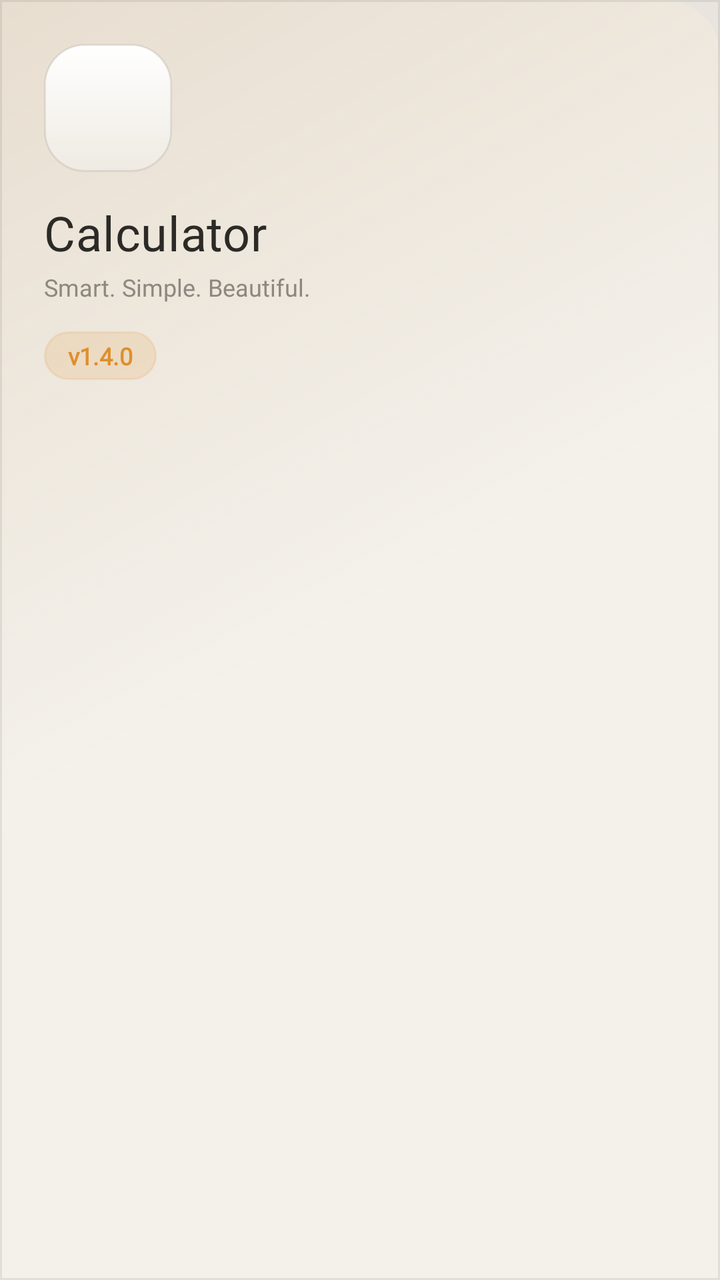
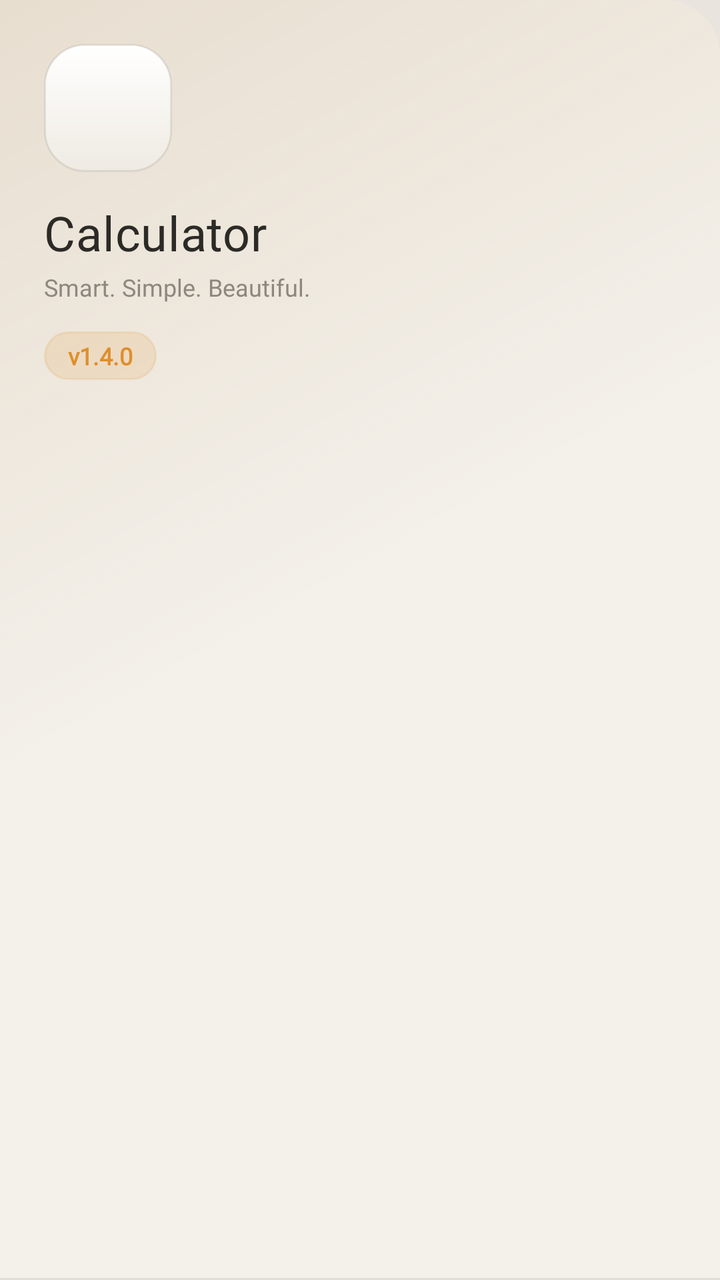

An Android layout rendered at two revisions. The XML below is the earlier revision; the diff shows what the commit changed to produce the second picture.
<!-- AndroidManifest.xml: application theme AppTheme -->
<!-- res/layout/menu_header.xml -->
<?xml version="1.0" encoding="utf-8"?>
<LinearLayout xmlns:android="http://schemas.android.com/apk/res/android"
    android:layout_width="match_parent"
    android:layout_height="wrap_content"
    android:background="@drawable/nav_header_bg"
    android:gravity="start"
    android:orientation="vertical"
    android:paddingStart="22dp"
    android:paddingTop="22dp"
    android:paddingEnd="22dp"
    android:paddingBottom="22dp">

    <FrameLayout
        android:layout_width="64dp"
        android:layout_height="64dp"
        android:background="@drawable/nav_icon_ring">

        <ImageView
            android:id="@+id/imageView"
            android:layout_width="46dp"
            android:layout_height="46dp"
            android:layout_gravity="center"
            android:contentDescription="@string/appName"
            android:src="@mipmap/ic_launcher" />
    </FrameLayout>

    <TextView
        android:id="@+id/textView2"
        android:layout_width="wrap_content"
        android:layout_height="wrap_content"
        android:layout_marginTop="14dp"
        android:fontFamily="@font/museo_bold"
        android:letterSpacing="0.01"
        android:text="@string/appName"
        android:textColor="@color/textColorPrimary"
        android:textSize="24sp" />

    <TextView
        android:id="@+id/navTagline"
        android:layout_width="wrap_content"
        android:layout_height="wrap_content"
        android:layout_marginTop="3dp"
        android:fontFamily="@font/montserrat"
        android:text="@string/appTagline"
        android:textColor="@color/colorGrayText"
        android:textSize="12sp" />

    <TextView
        android:id="@+id/textView"
        android:layout_width="wrap_content"
        android:layout_height="wrap_content"
        android:layout_marginTop="14dp"
        android:background="@drawable/bg_version_chip"
        android:fontFamily="@font/montserrat"
        android:paddingStart="12dp"
        android:paddingTop="4dp"
        android:paddingEnd="12dp"
        android:paddingBottom="4dp"
        android:text="@string/appVersion"
        android:textColor="@color/colorAccent"
        android:textSize="12sp"
        android:textStyle="bold" />

</LinearLayout>
<!-- resources referenced by this layout -->
<resources>
  <color name="colorAccent">#DE8F2C</color>
  <color name="colorGrayText">#8C887F</color>
  <color name="textColorPrimary">#2C2A26</color>
  <!-- drawable bg_version_chip (drawable) -->
  <?xml version="1.0" encoding="utf-8"?>
  <shape xmlns:android="http://schemas.android.com/apk/res/android"
      android:shape="rectangle">
      <solid android:color="@color/accentSoft" />
      <corners android:radius="20dp" />
      <stroke android:width="1dp" android:color="@color/accentSoft" />
  </shape>
  <!-- drawable nav_header_bg (drawable) -->
  <?xml version="1.0" encoding="utf-8"?>
  <layer-list xmlns:android="http://schemas.android.com/apk/res/android">
      <item>
          <shape android:shape="rectangle">
              <gradient
                  android:angle="315"
                  android:startColor="@color/accentSofter"
                  android:centerColor="@color/surface"
                  android:endColor="@color/surface" />
              <corners android:topRightRadius="28dp" />
          </shape>
      </item>
      
      <item android:top="0dp" android:bottom="0dp">
          <shape android:shape="rectangle">
              <solid android:color="@android:color/transparent" />
              <stroke android:width="1dp" android:color="@color/hairline" />
          </shape>
      </item>
  </layer-list>
  <!-- drawable nav_icon_ring (drawable) -->
  <?xml version="1.0" encoding="utf-8"?>
  <layer-list xmlns:android="http://schemas.android.com/apk/res/android">
      <item>
          <shape android:shape="rectangle">
              <gradient
                  android:angle="270"
                  android:startColor="@color/keyNumberTop"
                  android:endColor="@color/keyNumberBottom" />
              <corners android:radius="20dp" />
              <stroke android:width="1dp" android:color="@color/hairline" />
          </shape>
      </item>
  </layer-list>
  <!-- mipmap ic_launcher (mipmap-anydpi-v26) -->
  <?xml version="1.0" encoding="utf-8"?>
  <adaptive-icon xmlns:android="http://schemas.android.com/apk/res/android">
      <background android:drawable="@color/ic_launcher_background"/>
      <foreground android:drawable="@mipmap/ic_launcher_foreground"/>
  </adaptive-icon>
  <string name="appName">Calculator</string>
  <string name="appTagline">Smart. Simple. Beautiful.</string>
  <string name="appVersion">v1.4.0</string>
  <style name="AppTheme" parent="Theme.AppCompat.Light.NoActionBar">
      <item name="colorPrimary">@color/colorPrimary</item>
      <item name="colorPrimaryDark">@color/colorPrimaryDark</item>
      <item name="colorAccent">@color/colorAccent</item>
      <item name="android:windowBackground">@color/windowBackground</item>
      <item name="android:textColorPrimary">@color/textColorPrimary</item>
      <item name="android:navigationBarColor">@color/colorPrimary</item>
      <item name="android:statusBarColor">@color/colorPrimary</item>
      <item name="android:windowLightStatusBar">true</item>
      <item name="android:windowLightNavigationBar" tools:targetApi="27">true</item>
    </style>
  <color name="accentSoft">#26DE8F2C</color>
  <color name="accentSofter">#14DE8F2C</color>
  <color name="surface">#F4F1EB</color>
  <color name="hairline">#14000000</color>
  <color name="keyNumberTop">#FFFFFF</color>
  <color name="keyNumberBottom">#EFEBE3</color>
  <color name="ic_launcher_background">#A7B291</color>
  <color name="colorPrimary">#E9E5DE</color>
  <color name="colorPrimaryDark">#D7D2C8</color>
  <color name="windowBackground">#E9E5DE</color>
</resources>

<!-- the commit's change to res/layout/menu_header.xml (unified diff, before → after) -->
@@ -17,8 +17,8 @@
 
         <ImageView
             android:id="@+id/imageView"
-            android:layout_width="46dp"
-            android:layout_height="46dp"
+            android:layout_width="54dp"
+            android:layout_height="54dp"
             android:layout_gravity="center"
             android:contentDescription="@string/appName"
             android:src="@mipmap/ic_launcher" />
<!-- resource entries referenced after the edit -->
@@ -18,17 +18,23 @@
           <shape android:shape="rectangle">
               <gradient
                   android:angle="315"
-                  android:startColor="@color/accentSofter"
                   android:centerColor="@color/surface"
-                  android:endColor="@color/surface" />
+                  android:endColor="@color/surface"
+                  android:startColor="@color/accentSofter" />
               <corners android:topRightRadius="28dp" />
           </shape>
       </item>
       
-      <item android:top="0dp" android:bottom="0dp">
+      <item
+          android:bottom="0dp"
+          android:left="-2dp"
+          android:right="-2dp"
+          android:top="-2dp">
           <shape android:shape="rectangle">
               <solid android:color="@android:color/transparent" />
-              <stroke android:width="1dp" android:color="@color/hairline" />
+              <stroke
+                  android:width="1dp"
+                  android:color="@color/hairline" />
           </shape>
       </item>
   </layer-list>
@@ -52,9 +58,9 @@
       <background android:drawable="@color/ic_launcher_background"/>
       <foreground android:drawable="@mipmap/ic_launcher_foreground"/>
   </adaptive-icon>
-  <string name="appName">Calculator</string>
+  <string name="appName" translatable="false">Calculator</string>
   <string name="appTagline">Smart. Simple. Beautiful.</string>
-  <string name="appVersion">v1.4.0</string>
+  <string name="appVersion" translatable="false">v1.4.0</string>
   <style name="AppTheme" parent="Theme.AppCompat.Light.NoActionBar">
       <item name="colorPrimary">@color/colorPrimary</item>
       <item name="colorPrimaryDark">@color/colorPrimaryDark</item>
